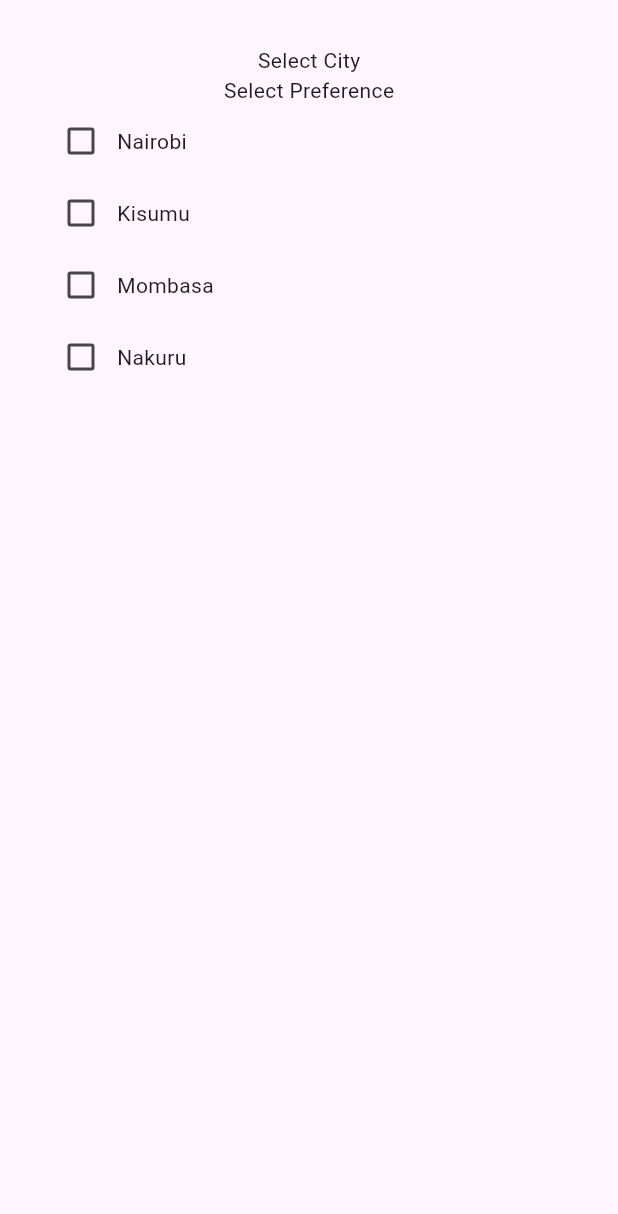
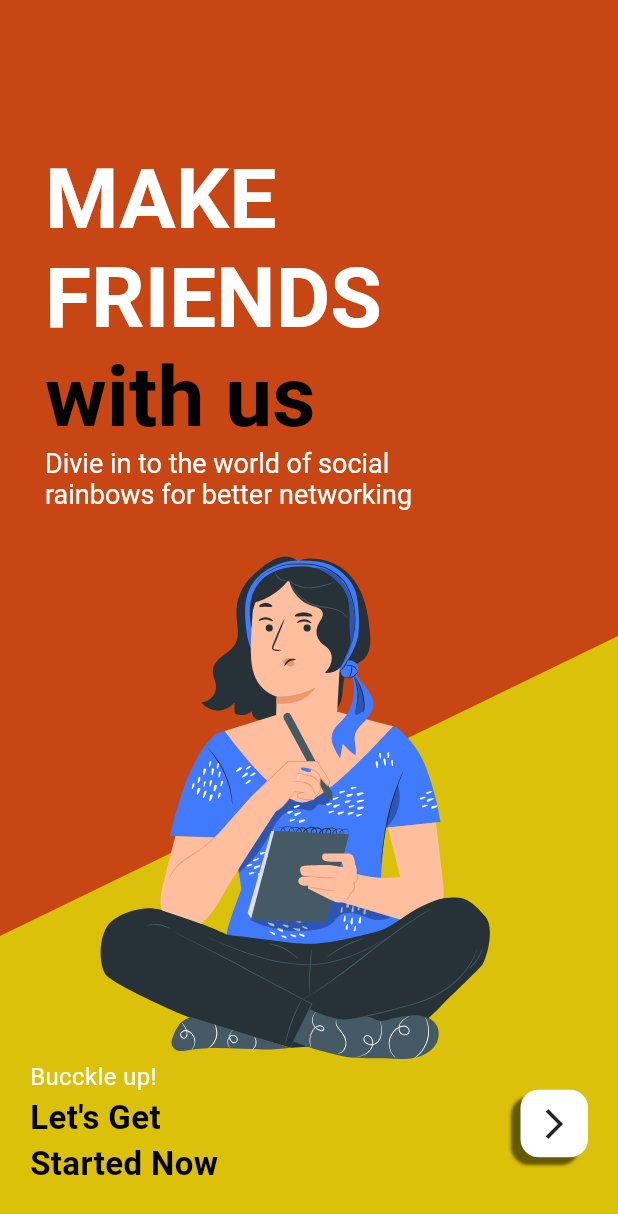
Before and after one commit to mikemuturi/flutterfly, a Flutter app: the screen it shows after launch, on a phone screen of 412 x 824 dp. Shown: the top 1214 px of the screen. Run offline on Flutter 3.47's test engine with Material 3 defaults, Android fonts, the phone set to English and light mode, and no system bars; our stand-ins replace equatable, flutter_bloc, flutter_slidable, flutter_svg, font_awesome_flutter, geocoding and 2 more.

Commit message:
custom clipper and align of stack content

```diff
--- /dev/null
+++ b/fly_app/lib/Customclipper/Utils/clippler_class.dart
@@ -0,0 +1,20 @@
+import 'package:flutter/material.dart';
+
+class MyClipper extends CustomClipper<Path>{
+  @override
+  Path getClip(Size size) {
+    final path=Path();
+    path.lineTo(0, size.height*0.50);
+    path.lineTo(size.width, 0);
+    path.lineTo(size.width, size.height);
+    path.lineTo(0, size.height);
+    path.close();
+
+  return path;
+  }
+
+  @override
+  bool shouldReclip(covariant CustomClipper<Path> oldClipper) {
+  return false;
+  }
+}
--- /dev/null
+++ b/fly_app/lib/Customclipper/Utils/custom_container.dart
@@ -0,0 +1,19 @@
+import 'package:flutter/material.dart';
+
+class SlantedTopClipper extends CustomClipper<Path> {
+  @override
+  Path getClip(Size size) {
+    final path = Path();
+    path.lineTo(0, size.height * 0.32); // Start from the bottom-left corner
+    path.lineTo(size.width, 0); // Move to the top-right corner with a slant
+    path.lineTo(size.width, size.height); // Move to the bottom-right corner
+    path.lineTo(0, size.height); // Complete the shape to the bottom-left corner
+    path.close();
+    return path;
+  }
+
+  @override
+  bool shouldReclip(covariant CustomClipper<Path> oldClipper) {
+    return false;
+  }
+}
--- /dev/null
+++ b/fly_app/lib/Customclipper/constants/colors.dart
@@ -0,0 +1,8 @@
+
+import 'package:flutter/material.dart';
+
+
+final orangeColor=Color(0xffc84614);
+final yelloColor=Color(0xffdbc10a);
+final violetColor=Color(0xff8426f0);
+final blackColor=Color(0xff000004);
--- /dev/null
+++ b/fly_app/lib/Customclipper/screens/onboarding_one.dart
@@ -0,0 +1,113 @@
+import 'package:flutter/material.dart';
+import 'package:flutter_svg/flutter_svg.dart';
+import 'package:fly_app/Customclipper/Utils/clippler_class.dart';
+import 'package:fly_app/Customclipper/constants/colors.dart';
+
+
+
+class OnBoardingOne extends StatelessWidget {
+  const OnBoardingOne({super.key});
+
+  @override
+  Widget build(BuildContext context) {
+    return Scaffold(
+
+      body: Container(
+        height: double.infinity,
+        width: double.infinity,
+        child: Stack(
+          children: [
+
+            Container(
+              height: double.infinity,
+              width: double.infinity,
+              color: orangeColor,
+            ),
+
+
+            Align(
+              alignment: Alignment.bottomCenter,
+              child: ClipPath(
+                clipper: MyClipper(),
+                child: Container(
+                  height: 400,
+                  width: MediaQuery.of(context).size.width,
+                  color: yelloColor,
+                ),
+              ),
+            ),
+            Align(
+              alignment: Alignment.bottomCenter,
+              child: Container(
+                padding: EdgeInsets.all(20),
+                height: 150,
+                child: Row(
+                  mainAxisAlignment: MainAxisAlignment.spaceBetween,
+                  children: [
+                    const Column(
+                      mainAxisAlignment: MainAxisAlignment.center,
+                      crossAxisAlignment: CrossAxisAlignment.start,
+                      children: [
+                        Text("Bucckle up!",style: TextStyle(color: Colors.white,fontSize: 16),),
+                        Text("Let's Get\nStarted Now",style: TextStyle(color: Colors.black,fontSize: 22,fontWeight: FontWeight.bold))
+                      ],
+                    ),
+                    Container(
+                      height: 45,
+                      width: 45,
+                      decoration: BoxDecoration(
+                        color: Colors.white,
+                        borderRadius: BorderRadius.circular(12),
+                        boxShadow: const [
+
+                          BoxShadow(
+                            color: Colors.black54,
+                            offset: Offset(-6,5),
+                            blurRadius: 1
+                          )
+                        ]
+                      ),
+                      child: const Center(child: Icon(Icons.arrow_forward_ios),),
+                    ),
+                  ],
+                ),
+              ),
+            ),
+            Align(
+              alignment: const Alignment(0.0, 0.2),
+              child: Container(
+                  height: 600,
+                  child: SvgPicture.asset(
+                    'assets/img/girl.svg',
+                    fit: BoxFit.cover,
+                  )),
+            ),
+
+            Positioned(
+              top: 100,
+              left: 30,
+              child: RichText(
+                text: TextSpan(
+                    style: const TextStyle(color: Colors.white,fontSize: 56,fontWeight: FontWeight.bold),
+                    text: "Make\nFriends".toUpperCase(),
+                    children: [
+                      TextSpan(
+                          text: "\nwith us".toString(),
+                          style: TextStyle(color: Colors.black,fontWeight: FontWeight.bold)
+                      ),
+                      const TextSpan(
+                          style: TextStyle(color: Colors.white,fontSize: 18,fontWeight: FontWeight.normal),
+                          text: "\nDivie in to the world of social \nrainbows for better networking"
+                      )
+                    ]
+                ),
+              ),
+            ),
+
+
+          ],
+        ),
+      ),
+    );
+  }
+}
--- a/fly_app/lib/main.dart
+++ b/fly_app/lib/main.dart
@@ -1,5 +1,5 @@
 import 'package:flutter/material.dart';
-import 'package:fly_app/CheckboxApp/checkbox_demo.dart';
+import 'package:fly_app/Customclipper/screens/onboarding_one.dart';
 // import 'package:fly_app/Screens/homepage.dart';
 
 void main() {
@@ -19,7 +19,7 @@ class MyApp extends StatelessWidget {
         colorScheme: ColorScheme.fromSeed(seedColor: Colors.deepPurple),
         useMaterial3: true,
       ),
-      home:   const CheckBoxDemo(),
+      home:   const OnBoardingOne(),
     );
   }
 }
--- a/fly_app/pubspec.yaml
+++ b/fly_app/pubspec.yaml
@@ -30,6 +30,7 @@ dependencies:
   intl: ^0.19.0
   geolocator: ^11.0.0
   geocoding: ^3.0.0
+  flutter_svg: ^2.0.10+1
 
 dev_dependencies:
   flutter_test:
```
Also changed, not shown: fly_app/lib/Customclipper/screens/homepage.dart (added, +94 -0 lines), fly_app/lib/Customclipper/screens/screen_one.dart (added, +108 -0 lines), fly_app/assets/img/design.jpg (added), fly_app/assets/img/girl.svg (added), fly_app/lib/Customclipper/img/design.jpg (added), fly_app/lib/Customclipper/svg/girl.svg (added), fly_app/lib/images/design.jpg (added), fly_app/lib/images/girl.svg (added), fly_app/pubspec.lock.
